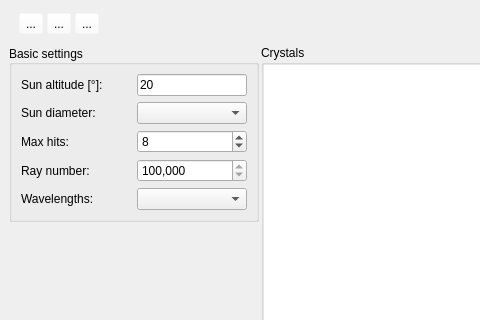
LoveDaisy/ice_halo_sim, file cpp/FastHalo/mainwindow.ui: the form before one commit; both pictures show x 0 to 480 and y 0 to 320 of the 1250 by 700 pixel window.
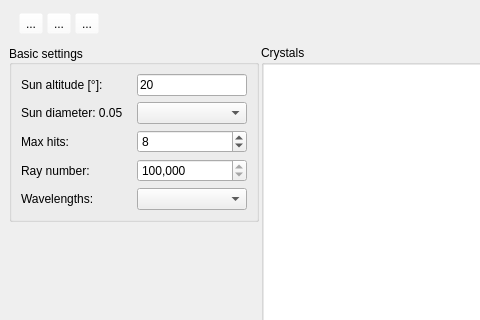
The form after the commit.

Diff of the .ui file:
```diff
--- a/cpp/FastHalo/mainwindow.ui
+++ b/cpp/FastHalo/mainwindow.ui
@@ -292,7 +292,7 @@
       </property>
       <property name="maximumSize">
        <size>
-        <width>250</width>
+        <width>265</width>
         <height>16777215</height>
        </size>
       </property>
@@ -425,7 +425,7 @@
           </sizepolicy>
          </property>
          <property name="text">
-          <string>Sun diameter:</string>
+          <string>Sun diameter: 0.05</string>
          </property>
         </widget>
        </item>
```
Left out of the diff: 6 changed lines with no effect on the pictures.
